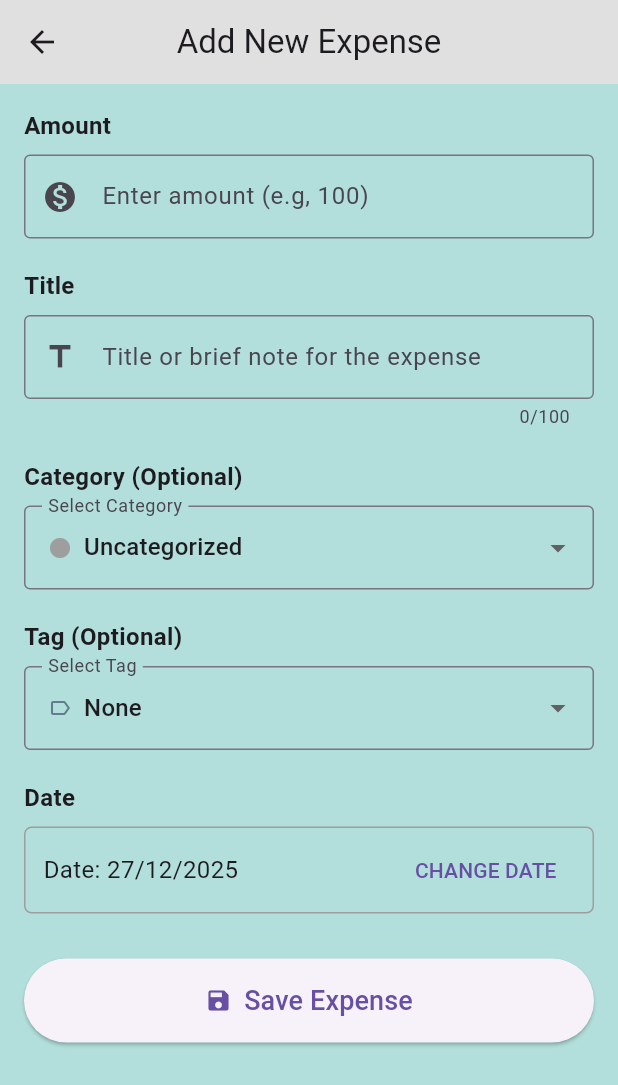
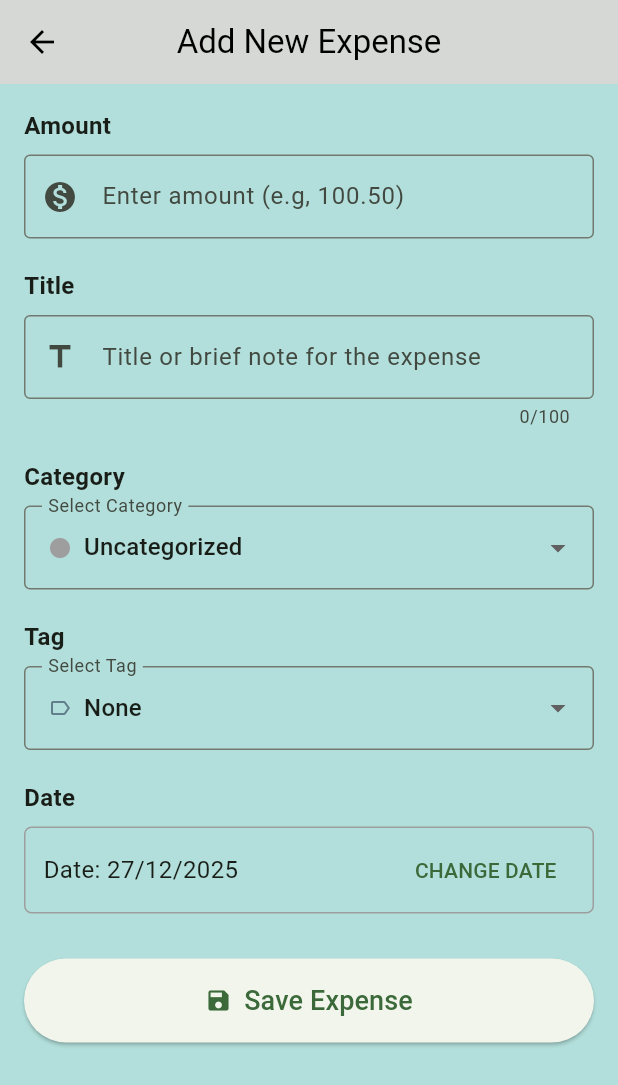
Before and after one commit to MuhammadAwaisGill/Expense-Management-App, a Flutter app: the screen it shows after launch, after a tap on the "add" icon, on a phone screen of 412 x 824 dp. Shown: the top 1085 px of the screen. Run offline on Flutter 3.47's test engine with Material 3 defaults, Android fonts, the phone set to English and light mode, and no system bars; our stand-ins replace flutter_colorpicker, shared_preferences.

Commit message:
Update the Code

```diff
--- a/lib/main.dart
+++ b/lib/main.dart
@@ -6,10 +6,19 @@ import 'package:expense_management_app/screens/home_screen.dart';
 import 'package:expense_management_app/screens/splash_screen.dart';
 import 'package:expense_management_app/screens/tag_management_screen.dart';
 import 'package:flutter/material.dart';
+import 'package:flutter/services.dart';
 import 'package:provider/provider.dart';
 
 void main() {
-  runApp(const ExpenseManager());
+  WidgetsFlutterBinding.ensureInitialized();
+
+  // Set preferred orientations (optional - locks to portrait)
+  SystemChrome.setPreferredOrientations([
+    DeviceOrientation.portraitUp,
+    DeviceOrientation.portraitDown,
+  ]).then((_) {
+    runApp(const ExpenseManager());
+  });
 }
 
 class ExpenseManager extends StatelessWidget {
@@ -24,18 +33,42 @@ class ExpenseManager extends StatelessWidget {
         debugShowCheckedModeBanner: false,
         theme: ThemeData(
           primarySwatch: Colors.green,
-          scaffoldBackgroundColor: Colors.teal.shade100
+          scaffoldBackgroundColor: Colors.teal.shade100,
+          colorScheme: ColorScheme.fromSeed(
+            seedColor: Colors.green,
+            brightness: Brightness.light,
+          ),
+          appBarTheme: AppBarTheme(
+            backgroundColor: Colors.grey.shade300,
+            foregroundColor: Colors.black,
+            elevation: 2,
+            centerTitle: true,
+          ),
+          floatingActionButtonTheme: FloatingActionButtonThemeData(
+            backgroundColor: Colors.green,
+            foregroundColor: Colors.white,
+          ),
+          cardTheme: CardThemeData(
+            elevation: 2,
+            shape: RoundedRectangleBorder(
+              borderRadius: BorderRadius.circular(12),
+            ),
+          ),
+          inputDecorationTheme: InputDecorationTheme(
+            border: OutlineInputBorder(
+              borderRadius: BorderRadius.circular(8),
+            ),
+            contentPadding: const EdgeInsets.symmetric(horizontal: 12, vertical: 16),
+          ),
         ),
         initialRoute: '/',
         routes: {
-          '/': (_) => SplashScreen(),
-          '/home': (_) => HomeScreen(),
-          '/about': (_) => AboutScreen(),
-          '/category': (_) => CategoryManagementScreen(),
-          '/tag': (_) => TagManagementScreen(),
-          '/expense_form': (_) => AddExpenseScreen(),
-          '/manage_tags': (_) => TagManagementScreen(),
-          '/manage_categories': (_) => CategoryManagementScreen()
+          '/': (_) => const SplashScreen(),
+          '/home': (_) => const HomeScreen(),
+          '/about': (_) => const AboutScreen(),
+          '/expense_form': (_) => const AddExpenseScreen(),
+          '/manage_tags': (_) => const TagManagementScreen(),
+          '/manage_categories': (_) => const CategoryManagementScreen(),
         },
       ),
     );
--- a/lib/models/category.dart
+++ b/lib/models/category.dart
@@ -1,11 +1,9 @@
-import 'package:flutter/material.dart';
-
 class Category {
   int id;
   String name;
   int colorValue;
 
-  Category ({
+  Category({
     required this.id,
     required this.name,
     required this.colorValue,
@@ -26,4 +24,14 @@ class Category {
       colorValue: map['colorValue'] as int,
     );
   }
+
+  @override
+  bool operator ==(Object other) =>
+      identical(this, other) ||
+          other is Category &&
+              runtimeType == other.runtimeType &&
+              id == other.id;
+
+  @override
+  int get hashCode => id.hashCode;
 }
--- a/lib/models/expense.dart
+++ b/lib/models/expense.dart
@@ -1,9 +1,7 @@
-
 import 'package:expense_management_app/models/tag.dart';
 import 'package:expense_management_app/models/category.dart';
 
 class Expense {
-
   int id;
   String title;
   double amount;
@@ -11,7 +9,7 @@ class Expense {
   Category category;
   Tag tag;
 
-  Expense ({
+  Expense({
     required this.id,
     required this.title,
     required this.amount,
@@ -33,12 +31,22 @@ class Expense {
 
   factory Expense.fromMap(Map<String, dynamic> map) {
     return Expense(
-      id: map['id'],
-      title: map['title'],
-      amount: map['amount'],
-      date: map['date'],
+      id: map['id'] as int,
+      title: map['title'] as String,
+      amount: (map['amount'] as num).toDouble(),
+      date: map['date'] as String,
       category: Category.fromMap(Map<String, dynamic>.from(map['category'])),
       tag: Tag.fromMap(Map<String, dynamic>.from(map['tag'])),
     );
   }
+
+  @override
+  bool operator ==(Object other) =>
+      identical(this, other) ||
+          other is Expense &&
+              runtimeType == other.runtimeType &&
+              id == other.id;
+
+  @override
+  int get hashCode => id.hashCode;
 }
--- a/lib/models/tag.dart
+++ b/lib/models/tag.dart
@@ -1,26 +1,33 @@
-
 class Tag {
   int id;
   String name;
 
   Tag({
     required this.id,
-    required this.name
+    required this.name,
   });
 
   Map<String, dynamic> toMap() {
     return {
       'id': id,
-      'name': name
+      'name': name,
     };
   }
 
   factory Tag.fromMap(Map<String, dynamic> map) {
-    return Tag (
-      id: map['id'],
-      name: map['name']
+    return Tag(
+      id: map['id'] as int,
+      name: map['name'] as String,
     );
   }
 
+  @override
+  bool operator ==(Object other) =>
+      identical(this, other) ||
+          other is Tag &&
+              runtimeType == other.runtimeType &&
+              id == other.id;
 
+  @override
+  int get hashCode => id.hashCode;
 }
--- a/lib/screens/add_expense_screen.dart
+++ b/lib/screens/add_expense_screen.dart
@@ -3,6 +3,7 @@ import 'package:expense_management_app/models/expense.dart';
 import 'package:expense_management_app/models/tag.dart';
 import 'package:expense_management_app/providers/expense_provider.dart';
 import 'package:flutter/material.dart';
+import 'package:flutter/services.dart';
 import 'package:provider/provider.dart';
 
 class AddExpenseScreen extends StatefulWidget {
@@ -26,43 +27,38 @@ class _AddExpenseScreenState extends State<AddExpenseScreen> {
   Tag? _selectedTag;
 
   @override
-  void initState() {
-    super.initState();
-    WidgetsBinding.instance.addPostFrameCallback((_) {
-      if (!_isInitialized) {
-        final provider = Provider.of<ExpenseProvider>(context, listen: false);
-        setState(() {
-          _selectedCategory = provider.defaultCategory;
-          _selectedTag = provider.defaultTag;
-        });
-      }
-    });
-  }
-
-  @override
   void didChangeDependencies() {
     super.didChangeDependencies();
 
+    if (!_isInitialized) {
+      final provider = Provider.of<ExpenseProvider>(context, listen: false);
       final Expense? expense = ModalRoute.of(context)?.settings.arguments as Expense?;
 
-    if (expense != null && !_isInitialized) {
+      if (expense != null) {
         _isEditMode = true;
         _editingExpenseId = expense.id;
 
         _titleController.text = expense.title;
-      _amountController.text = expense.amount.toString();
+        _amountController.text = expense.amount.toStringAsFixed(2);
         _selectedCategory = expense.category;
         _selectedTag = expense.tag;
 
         try {
           final parts = expense.date.split('/');
+          if (parts.length == 3) {
             _selectedDateTime = DateTime(
               int.parse(parts[2]),
               int.parse(parts[1]),
               int.parse(parts[0]),
             );
+          }
         } catch (e) {
           _selectedDateTime = DateTime.now();
+        }
+      } else {
+        // Initialize with defaults for new expense
+        _selectedCategory = provider.defaultCategory;
+        _selectedTag = provider.defaultTag;
       }
 
       _isInitialized = true;
@@ -165,14 +161,18 @@ class _AddExpenseScreenState extends State<AddExpenseScreen> {
               TextFormField(
                 controller: _amountController,
                 keyboardType: const TextInputType.numberWithOptions(decimal: true),
+                inputFormatters: [
+                  FilteringTextInputFormatter.allow(RegExp(r'^\d+\.?\d{0,2}')),
+                ],
                 decoration: const InputDecoration(
-                  labelText: 'Enter amount (e.g, 100)',
+                  labelText: 'Enter amount (e.g, 100.50)',
                   prefixIcon: Icon(Icons.monetization_on),
                   border: OutlineInputBorder(),
                 ),
                 validator: (value) {
                   if (value == null || value.isEmpty) return 'Please enter an amount.';
-                  if (double.tryParse(value) == null || double.parse(value) <= 0) {
+                  final amount = double.tryParse(value);
+                  if (amount == null || amount <= 0) {
                     return 'Please enter a valid positive amount.';
                   }
                   return null;
@@ -197,19 +197,14 @@ class _AddExpenseScreenState extends State<AddExpenseScreen> {
               ),
               const SizedBox(height: 20),
 
-              const Text('Category (Optional)', style: TextStyle(fontSize: 16, fontWeight: FontWeight.bold)),
+              const Text('Category', style: TextStyle(fontSize: 16, fontWeight: FontWeight.bold)),
               const SizedBox(height: 8),
               DropdownButtonFormField<Category>(
                 decoration: const InputDecoration(
                   labelText: 'Select Category',
                   border: OutlineInputBorder(),
                 ),
-                value: _selectedCategory != null
-                    ? availableCategories.firstWhere(
-                      (cat) => cat.id == _selectedCategory!.id,
-                  orElse: () => availableCategories.first,
-                )
-                    : availableCategories.isNotEmpty ? availableCategories.first : null,
+                value: _selectedCategory,
                 isExpanded: true,
                 items: availableCategories.map((category) {
                   return DropdownMenuItem<Category>(
@@ -229,19 +224,14 @@ class _AddExpenseScreenState extends State<AddExpenseScreen> {
               ),
               const SizedBox(height: 20),
 
-              const Text('Tag (Optional)', style: TextStyle(fontSize: 16, fontWeight: FontWeight.bold)),
+              const Text('Tag', style: TextStyle(fontSize: 16, fontWeight: FontWeight.bold)),
               const SizedBox(height: 8),
               DropdownButtonFormField<Tag>(
                 decoration: const InputDecoration(
                   labelText: 'Select Tag',
                   border: OutlineInputBorder(),
                 ),
-                value: _selectedTag != null
-                    ? availableTags.firstWhere(
-                      (tag) => tag.id == _selectedTag!.id,
-                  orElse: () => availableTags.first,
-                )
-                    : availableTags.isNotEmpty ? availableTags.first : null,
+                value: _selectedTag,
                 isExpanded: true,
                 items: availableTags.map((tag) {
                   return DropdownMenuItem<Tag>(
--- a/lib/screens/home_screen.dart
+++ b/lib/screens/home_screen.dart
@@ -36,6 +36,7 @@ class _HomeScreenState extends State<HomeScreen> {
       filtered = filtered.where((e) {
         try {
           final parts = e.date.split('/');
+          if (parts.length != 3) return false;
           final expenseMonth = int.parse(parts[1]);
           final expenseYear = int.parse(parts[2]);
           return expenseMonth == monthIndex && expenseYear == _selectedYear;
@@ -138,14 +139,17 @@ class _HomeScreenState extends State<HomeScreen> {
           IconButton(
             onPressed: () => Navigator.pushNamed(context, '/about'),
             icon: const Icon(Icons.info),
+            tooltip: 'About',
           ),
           IconButton(
             onPressed: () => Navigator.pushNamed(context, '/manage_tags'),
             icon: const Icon(Icons.label_outline),
+            tooltip: 'Manage Tags',
           ),
           IconButton(
             onPressed: () => Navigator.pushNamed(context, '/manage_categories'),
             icon: const Icon(Icons.category_outlined),
+            tooltip: 'Manage Categories',
           ),
         ],
       ),
@@ -292,6 +296,7 @@ class _HomeScreenState extends State<HomeScreen> {
       ),
       floatingActionButton: FloatingActionButton(
         onPressed: () => Navigator.pushNamed(context, '/expense_form'),
+        tooltip: 'Add Expense',
         child: const Icon(Icons.add),
       ),
     );
@@ -309,7 +314,24 @@ class ExpenseList extends StatelessWidget {
   @override
   Widget build(BuildContext context) {
     if (expenses.isEmpty) {
-      return const Center(child: Text('No matching expenses found.'));
+      return Center(
+        child: Column(
+          mainAxisAlignment: MainAxisAlignment.center,
+          children: [
+            Icon(Icons.receipt_long_outlined, size: 80, color: Colors.grey[400]),
+            const SizedBox(height: 16),
+            Text(
+              'No expenses found',
+              style: TextStyle(fontSize: 18, color: Colors.grey[600]),
+            ),
+            const SizedBox(height: 8),
+            Text(
+              'Tap the + button to add your first expense',
+              style: TextStyle(fontSize: 14, color: Colors.grey[500]),
+            ),
+          ],
+        ),
+      );
     }
 
     return Column(
@@ -377,11 +399,11 @@ class ExpenseList extends StatelessWidget {
                       leading: CircleAvatar(
                         backgroundColor: Color(expense.category.colorValue),
                         child: Text(
-                          expense.title[0].toUpperCase(),
+                          expense.title.isNotEmpty ? expense.title[0].toUpperCase() : '?',
                           style: const TextStyle(color: Colors.white),
                         ),
                       ),
-                      title: Text(expense.title, style: TextStyle(fontWeight: FontWeight.bold),),
+                      title: Text(expense.title, style: const TextStyle(fontWeight: FontWeight.bold)),
                       subtitle: Text('${expense.category.name} | Tag: ${expense.tag.name}'),
                       trailing: Column(
                         crossAxisAlignment: CrossAxisAlignment.end,
--- a/lib/screens/splash_screen.dart
+++ b/lib/screens/splash_screen.dart
@@ -44,10 +44,18 @@ class _SplashScreenState extends State<SplashScreen> with SingleTickerProviderSt
   }
 
   Future<void> _loadData() async {
-    await Provider.of<ExpenseProvider>(context, listen: false).loadData();
-    await Future.delayed(const Duration(seconds: 3));
-    if (mounted) {
-      Navigator.pushReplacementNamed(context, "/home");
+    try {
+      await Provider.of<ExpenseProvider>(context, listen: false).loadData();
+      await Future.delayed(const Duration(seconds: 3));
+      if (mounted) {
+        Navigator.pushReplacementNamed(context, "/home");
+      }
+    } catch (e) {
+      debugPrint('Error loading data: $e');
+      // Still navigate even if there's an error
+      if (mounted) {
+        Navigator.pushReplacementNamed(context, "/home");
+      }
     }
   }
 
--- a/lib/utils/storage_service.dart
+++ b/lib/utils/storage_service.dart
@@ -1,8 +1,8 @@
-
 import 'dart:convert';
 import 'package:expense_management_app/models/category.dart';
 import 'package:expense_management_app/models/tag.dart';
 import 'package:shared_preferences/shared_preferences.dart';
+import 'package:flutter/material.dart';
 import '../models/expense.dart';
 
 class StorageService {
@@ -12,7 +12,7 @@ class StorageService {
   static const String _kTags = 'tags';
 
   static Future<void> saveExpenses(List<Expense> expenses) async {
-
+    try {
       final prefs = await SharedPreferences.getInstance();
 
       final List<Map<String, dynamic>> mapped =
@@ -21,10 +21,14 @@ class StorageService {
       final String encoded = jsonEncode(mapped);
 
       await prefs.setString(_kExpenses, encoded);
+    } catch (e) {
+      debugPrint('Error saving expenses: $e');
+      rethrow;
+    }
   }
 
   static Future<List<Expense>> loadExpenses() async {
-
+    try {
       final prefs = await SharedPreferences.getInstance();
 
       final String? encoded = prefs.getString(_kExpenses);
@@ -34,10 +38,14 @@ class StorageService {
       final List<dynamic> decoded = jsonDecode(encoded);
 
       return decoded.map((m) => Expense.fromMap(Map<String, dynamic>.from(m))).toList();
+    } catch (e) {
+      debugPrint('Error loading expenses: $e');
+      return <Expense>[];
+    }
   }
 
   static Future<void> saveCategories(List<Category> categories) async {
-
+    try {
       final prefs = await SharedPreferences.getInstance();
 
       final List<Map<String, dynamic>> mapped =
@@ -46,10 +54,14 @@ class StorageService {
       final String encoded = jsonEncode(mapped);
 
       await prefs.setString(_kCategories, encoded);
+    } catch (e) {
+      debugPrint('Error saving categories: $e');
+      rethrow;
+    }
   }
 
   static Future<List<Category>> loadCategories() async {
-
+    try {
       final prefs = await SharedPreferences.getInstance();
 
       final String? encoded = prefs.getString(_kCategories);
@@ -59,10 +71,14 @@ class StorageService {
       final List<dynamic> decoded = jsonDecode(encoded);
 
       return decoded.map((m) => Category.fromMap(Map<String, dynamic>.from(m))).toList();
+    } catch (e) {
+      debugPrint('Error loading categories: $e');
+      return <Category>[];
+    }
   }
 
   static Future<void> saveTags(List<Tag> tags) async {
-
+    try {
       final prefs = await SharedPreferences.getInstance();
 
       final List<Map<String, dynamic>> mapped =
@@ -71,10 +87,14 @@ class StorageService {
       final String encoded = jsonEncode(mapped);
 
       await prefs.setString(_kTags, encoded);
+    } catch (e) {
+      debugPrint('Error saving tags: $e');
+      rethrow;
+    }
   }
 
   static Future<List<Tag>> loadTags() async {
-
+    try {
       final prefs = await SharedPreferences.getInstance();
 
       final String? encoded = prefs.getString(_kTags);
@@ -84,17 +104,22 @@ class StorageService {
       final List<dynamic> decoded = jsonDecode(encoded);
 
       return decoded.map((m) => Tag.fromMap(Map<String, dynamic>.from(m))).toList();
+    } catch (e) {
+      debugPrint('Error loading tags: $e');
+      return <Tag>[];
+    }
   }
 
   static Future<void> clearAll() async {
-
+    try {
       final prefs = await SharedPreferences.getInstance();
 
       await prefs.remove(_kTags);
-
       await prefs.remove(_kCategories);
-
       await prefs.remove(_kExpenses);
+    } catch (e) {
+      debugPrint('Error clearing all data: $e');
+      rethrow;
     }
-
   }
+}
```
Also changed, not shown: lib/providers/expense_provider.dart (+99 -6 lines), lib/screens/about_screen.dart (+6 -2 lines), lib/screens/category_management_screen.dart (+24 -1 lines), lib/screens/tag_management_screen.dart (+24 -1 lines). Lines whose indentation alone changed are shown as unchanged.
